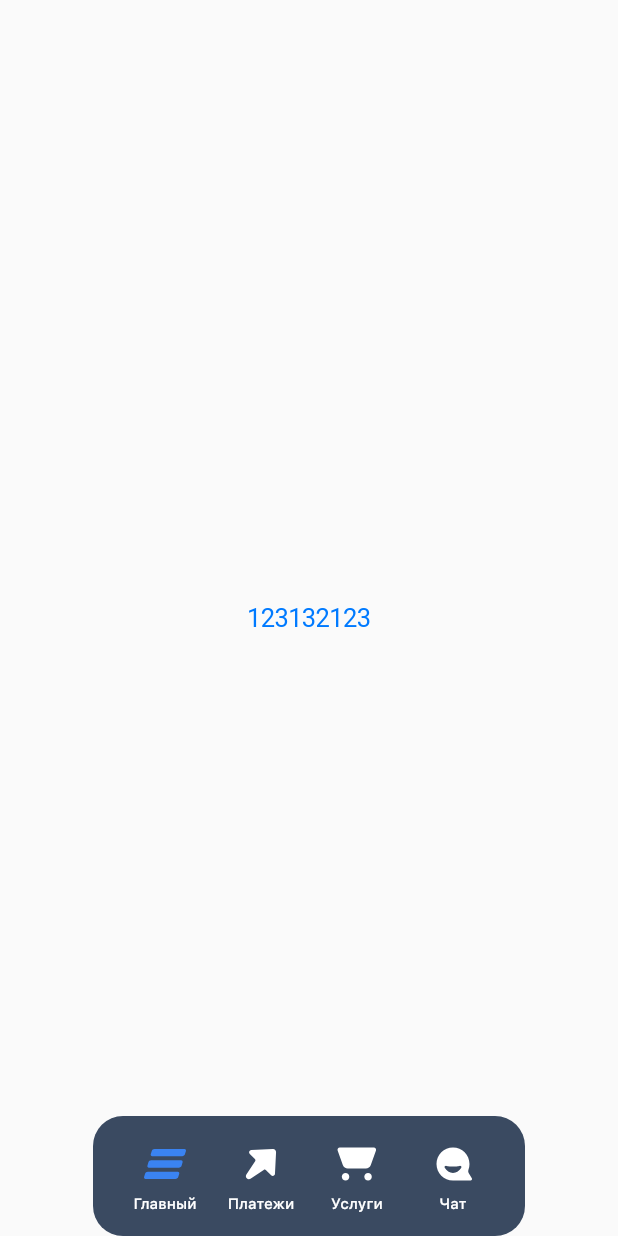
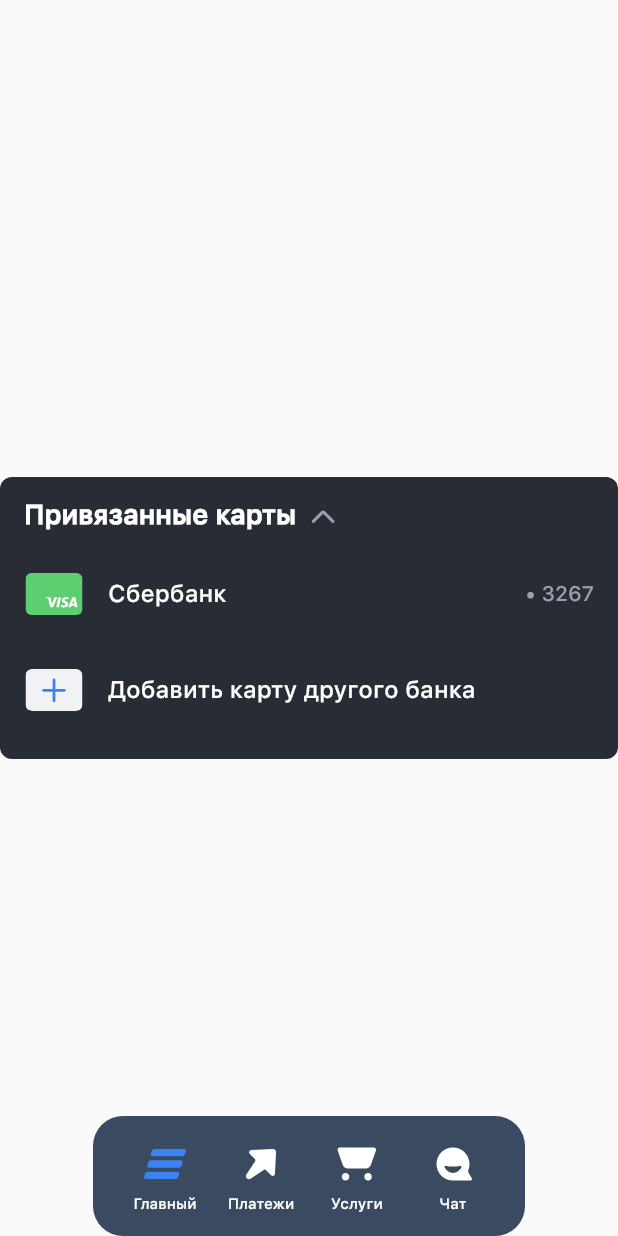
Before and after one commit to admiral-team/bank-lite-demo, a Flutter app: the screen it shows after launch, on a phone screen of 412 x 824 dp. Run offline on Flutter 3.47's test engine with Material 2 defaults, Android fonts, the phone set to English and light mode, and no system bars; our stand-ins replace flutter_svg.

Commit message:
Cards widget (in progress)

```diff
--- /dev/null
+++ b/lib/components/cards.dart
@@ -0,0 +1,123 @@
+import 'package:bank_lite/generated/fonts.gen.dart';
+import 'package:flutter/material.dart';
+
+import '../generated/assets.gen.dart';
+
+class CardsWidget extends StatefulWidget {
+  const CardsWidget({Key? key}) : super(key: key);
+
+  // TODO: add isExapndded property
+  // TODO: add list of cards instead of mock
+
+  @override
+  State<StatefulWidget> createState() => _CardsWidgetState();
+}
+
+class _CardsWidgetState extends State<CardsWidget> {
+  @override
+  Widget build(BuildContext context) {
+    return Container(
+        decoration: BoxDecoration(
+          color: const Color(0xFF272C35),
+          borderRadius: BorderRadius.circular(8.0),
+        ),
+        padding: const EdgeInsets.symmetric(vertical: 14),
+        child: Column(
+          mainAxisSize: MainAxisSize.min,
+          crossAxisAlignment: CrossAxisAlignment.start,
+          children: [
+            Row(
+              crossAxisAlignment: CrossAxisAlignment.start,
+              children: [
+                const SizedBox(width: 16),
+                const Text(
+                  "Привязанные карты",
+                  style: TextStyle(
+                      color: Colors.white,
+                      fontSize: 18.0,
+                      fontWeight: FontWeight.w700,
+                      fontFamily: FontFamily.sfProText),
+                ),
+                const SizedBox(width: 6),
+                Assets.lib.assets.images.arrowUp24.svg(
+                  color: const Color(0xFF99A0AB),
+                  height: 24.0,
+                  width: 24.0,
+                ),
+              ],
+            ),
+            const SizedBox(height: 8),
+            CardWidget(
+              title: "Сбербанк",
+              lastNummbers: "• 3267",
+              image: Assets.lib.assets.images.cardVisa,
+            ),
+            CardWidget(
+              title: "Добавить карту другого банка",
+              image: Assets.lib.assets.images.cardAdd,
+            ),
+          ],
+        ));
+  }
+}
+
+class CardWidget extends StatelessWidget {
+  final String title;
+  final String? lastNummbers;
+  final SvgGenImage image;
+  final VoidCallback? onPressed;
+
+  const CardWidget({
+    Key? key,
+    required this.title,
+    required this.image,
+    this.lastNummbers,
+    this.onPressed,
+  }) : super(key: key);
+
+  @override
+  Widget build(BuildContext context) {
+    List<Widget> widgets = [
+      image.svg(height: 40.0, width: 40.0),
+      const SizedBox(width: 16),
+      Text(
+        title,
+        overflow: TextOverflow.ellipsis,
+        style: const TextStyle(
+            color: Colors.white,
+            fontSize: 16.0,
+            fontWeight: FontWeight.w600,
+            fontFamily: FontFamily.sfProText),
+      ),
+    ];
+
+    if (lastNummbers != null) {
+      widgets.addAll([
+        const Spacer(),
+        Text(
+          lastNummbers!,
+          style: const TextStyle(
+              color: Color(0xFF99A0AB),
+              fontSize: 14.0,
+              fontWeight: FontWeight.w600,
+              fontFamily: FontFamily.sfProText),
+        ),
+      ]);
+    }
+
+    return GestureDetector(
+      onTap: () => onPressed?.call(),
+      child: Container(
+          decoration: BoxDecoration(
+            color: const Color(0xFF272C35),
+            borderRadius: BorderRadius.circular(8.0),
+          ),
+          padding: const EdgeInsets.symmetric(vertical: 12, horizontal: 16),
+          height: 64,
+          child: Row(
+            mainAxisSize: MainAxisSize.max,
+            children: widgets,
+          )),
+    );
+  }
+}
--- a/lib/screens/home_screen.dart
+++ b/lib/screens/home_screen.dart
@@ -1,6 +1,7 @@
-
 import 'package:flutter/cupertino.dart';
 import 'package:flutter/material.dart';
+
+import '../components/cards.dart';
 
 class HomeScreen extends StatefulWidget {
   const HomeScreen({Key? key}) : super(key: key);
@@ -14,7 +15,7 @@ class _HomeScreenState extends State<HomeScreen> {
   Widget build(BuildContext context) {
     return Container(
       alignment: Alignment.center,
-      child: CupertinoButton(child: const Text("123132123"), onPressed: () { })
+      child: const CardsWidget(),
     );
   }
 }
```
Also changed, not shown: lib/assets/images/arrow_up_24.svg (added), lib/assets/images/card_add.svg (added), lib/assets/images/card_visa.svg (added), lib/generated/assets.gen.dart.
